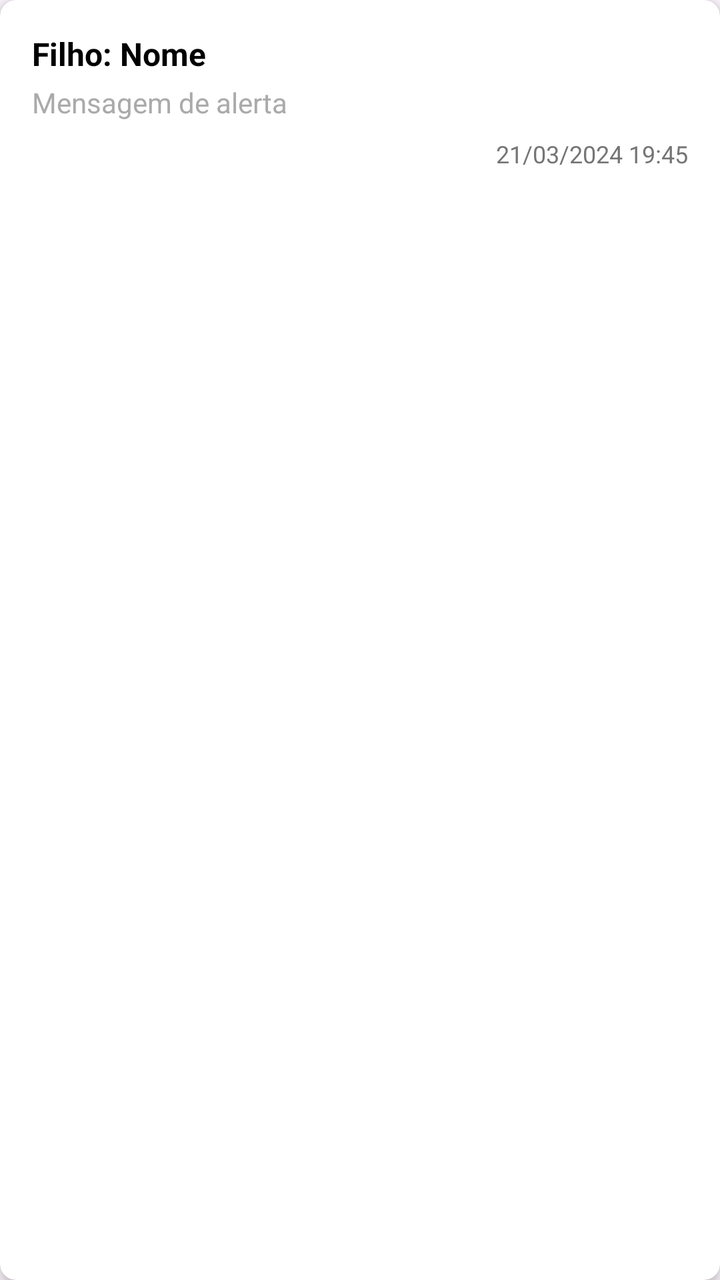
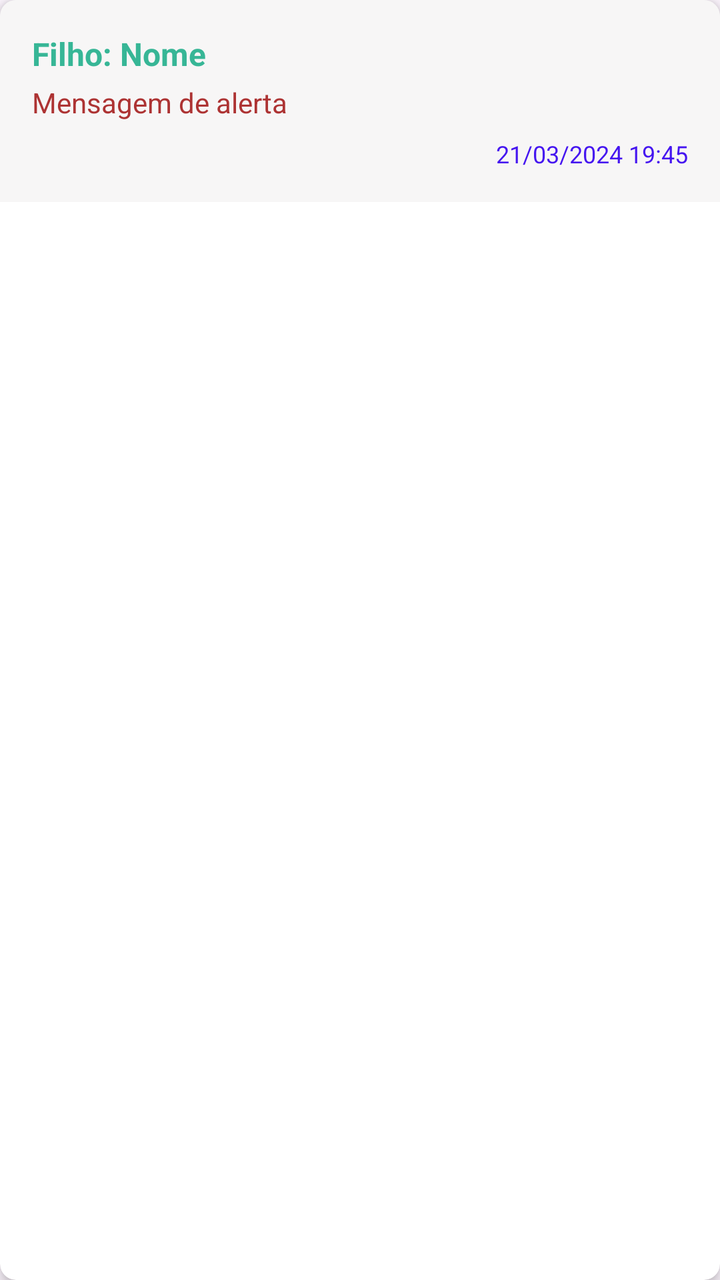

Screens rendered from an Android XML layout before and after an edit, with the pre-edit source and the edit as a unified diff.
<!-- AndroidManifest.xml: application theme Theme.Supervisionador -->
<!-- res/layout/item_alerta.xml -->
<?xml version="1.0" encoding="utf-8"?>
<androidx.cardview.widget.CardView xmlns:android="http://schemas.android.com/apk/res/android"
    xmlns:app="http://schemas.android.com/apk/res-auto"
    android:layout_width="match_parent"
    android:layout_height="wrap_content"
    android:layout_margin="8dp"
    app:cardCornerRadius="8dp"
    app:cardElevation="4dp">

    <LinearLayout
        android:layout_width="match_parent"
        android:layout_height="wrap_content"
        android:orientation="vertical"
        android:padding="16dp">

        <TextView
            android:id="@+id/txtAlertaFilho"
            android:layout_width="wrap_content"
            android:layout_height="wrap_content"
            android:text="Filho: Nome"
            android:textStyle="bold"
            android:textSize="16sp"
            android:textColor="@android:color/black"/>

        <TextView
            android:id="@+id/txtAlertaMensagem"
            android:layout_width="wrap_content"
            android:layout_height="wrap_content"
            android:layout_marginTop="4dp"
            android:text="Mensagem de alerta"
            android:textSize="14sp"
            android:textColor="@android:color/darker_gray"/>

        <TextView
            android:id="@+id/txtAlertaHorario"
            android:layout_width="wrap_content"
            android:layout_height="wrap_content"
            android:layout_marginTop="8dp"
            android:layout_gravity="end"
            android:text="21/03/2024 19:45"
            android:textSize="12sp"
            android:textColor="#757575" />
    </LinearLayout>
</androidx.cardview.widget.CardView>
<!-- resources referenced by this layout -->
<resources>
  <style name="Theme.Supervisionador" parent="Base.Theme.Supervisionador" />
  <style name="Base.Theme.Supervisionador" parent="Theme.Material3.DayNight.NoActionBar">
          
          
      </style>
</resources>

<!-- the commit's change to res/layout/item_alerta.xml (unified diff, before → after) -->
@@ -10,6 +10,7 @@
     <LinearLayout
         android:layout_width="match_parent"
         android:layout_height="wrap_content"
+        android:background="#B3F4F2F2"
         android:orientation="vertical"
         android:padding="16dp">
 
@@ -18,9 +19,9 @@
             android:layout_width="wrap_content"
             android:layout_height="wrap_content"
             android:text="Filho: Nome"
-            android:textStyle="bold"
+            android:textColor="#37B696"
             android:textSize="16sp"
-            android:textColor="@android:color/black"/>
+            android:textStyle="bold" />
 
         <TextView
             android:id="@+id/txtAlertaMensagem"
@@ -28,17 +29,17 @@
             android:layout_height="wrap_content"
             android:layout_marginTop="4dp"
             android:text="Mensagem de alerta"
-            android:textSize="14sp"
-            android:textColor="@android:color/darker_gray"/>
+            android:textColor="#AD3333"
+            android:textSize="14sp" />
 
         <TextView
             android:id="@+id/txtAlertaHorario"
             android:layout_width="wrap_content"
             android:layout_height="wrap_content"
+            android:layout_gravity="end"
             android:layout_marginTop="8dp"
-            android:layout_gravity="end"
             android:text="21/03/2024 19:45"
-            android:textSize="12sp"
-            android:textColor="#757575" />
+            android:textColor="#4515F0"
+            android:textSize="12sp" />
     </LinearLayout>
 </androidx.cardview.widget.CardView>
